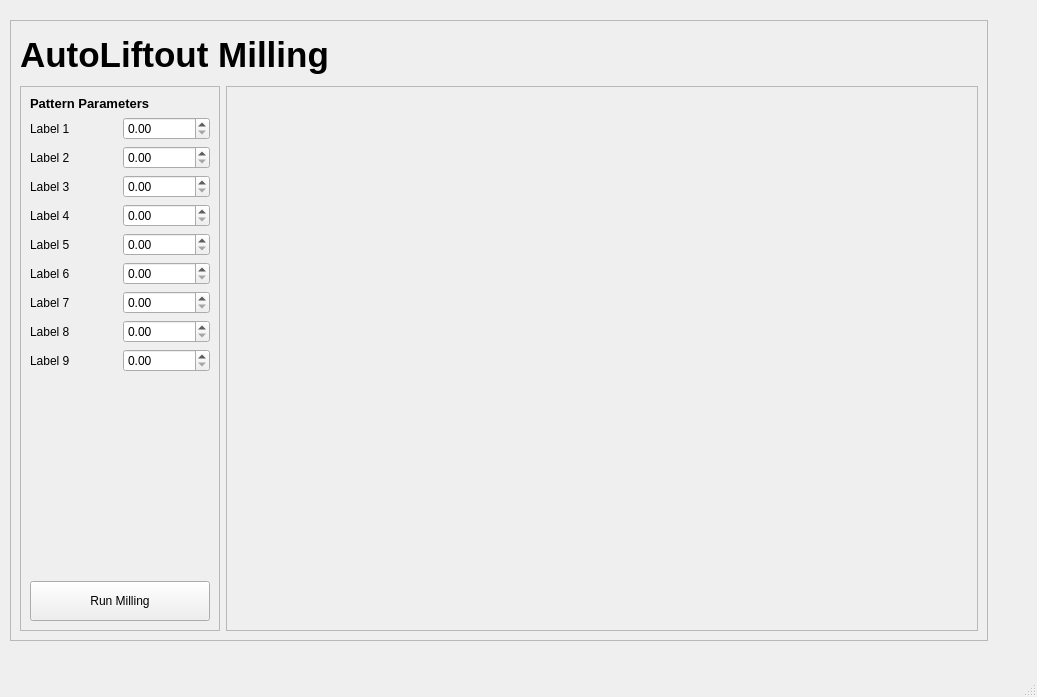
Before: the Qt Designer form liftout/gui/qtdesigner_files/milling.ui in Phaips/autoliftout, drawn with Qt 5.
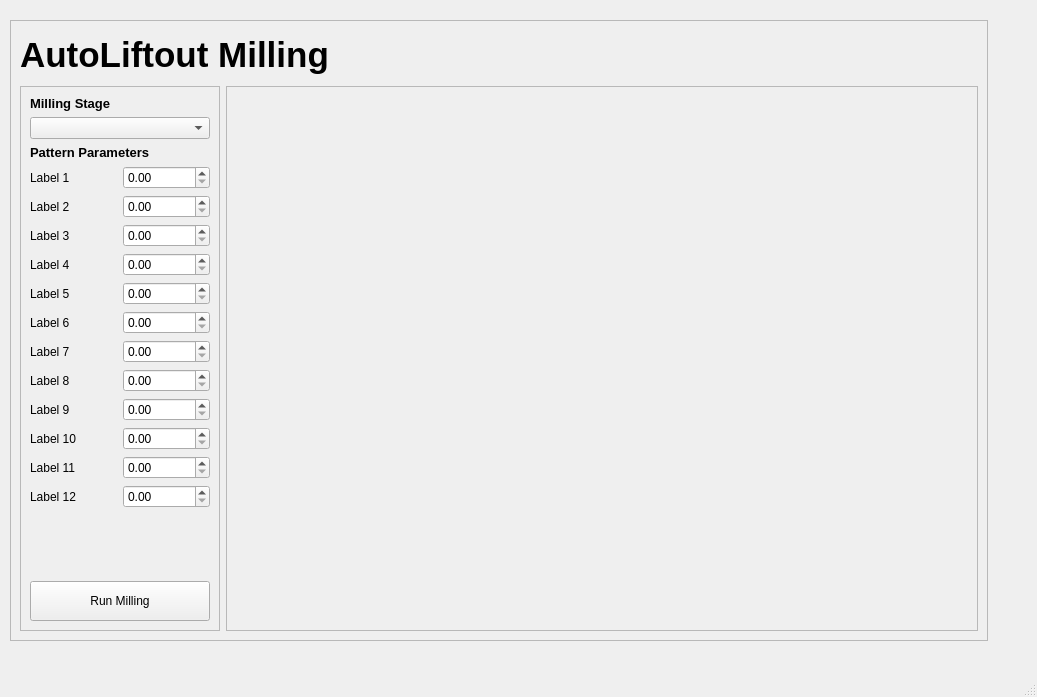
After: the same form once the commit is applied.

Commit message: multi-stage milling updates

```diff
--- a/liftout/gui/qtdesigner_files/milling.ui
+++ b/liftout/gui/qtdesigner_files/milling.ui
@@ -73,80 +73,56 @@
         <property name="verticalSpacing">
          <number>6</number>
         </property>
-        <item row="8" column="0">
-         <widget class="QLabel" name="label_05">
-          <property name="text">
-           <string>Label 5</string>
-          </property>
-         </widget>
+        <item row="20" column="1">
+         <widget class="QDoubleSpinBox" name="doubleSpinBox_11"/>
         </item>
-        <item row="21" column="0" colspan="2">
-         <widget class="QPushButton" name="pushButton_runMilling">
-          <property name="minimumSize">
-           <size>
-            <width>0</width>
-            <height>40</height>
-           </size>
-          </property>
+        <item row="17" column="0">
+         <widget class="QLabel" name="label_09">
           <property name="text">
-           <string>Run Milling</string>
-          </property>
-         </widget>
-        </item>
-        <item row="12" column="1">
-         <widget class="QDoubleSpinBox" name="doubleSpinBox_07"/>
-        </item>
-        <item row="12" column="0">
-         <widget class="QLabel" name="label_07">
-          <property name="text">
-           <string>Label 7</string>
+           <string>Label 9</string>
           </property>
          </widget>
         </item>
         <item row="4" column="1">
-         <widget class="QDoubleSpinBox" name="doubleSpinBox_03"/>
+         <widget class="QDoubleSpinBox" name="doubleSpinBox_01"/>
         </item>
-        <item row="3" column="0">
-         <widget class="QLabel" name="label_02">
-          <property name="text">
-           <string>Label 2</string>
-          </property>
-         </widget>
-        </item>
-        <item row="10" column="0">
-         <widget class="QLabel" name="label_06">
-          <property name="text">
-           <string>Label 6</string>
-          </property>
-         </widget>
-        </item>
-        <item row="6" column="1">
-         <widget class="QDoubleSpinBox" name="doubleSpinBox_04"/>
-        </item>
-        <item row="14" column="0">
+        <item row="16" column="0">
          <widget class="QLabel" name="label_08">
           <property name="text">
            <string>Label 8</string>
           </property>
          </widget>
         </item>
-        <item row="3" column="1">
-         <widget class="QDoubleSpinBox" name="doubleSpinBox_02"/>
-        </item>
-        <item row="2" column="1">
-         <widget class="QDoubleSpinBox" name="doubleSpinBox_01"/>
-        </item>
-        <item row="4" column="0">
-         <widget class="QLabel" name="label_03">
+        <item row="20" column="0">
+         <widget class="QLabel" name="label_11">
           <property name="text">
-           <string>Label 3</string>
+           <string>Label 11</string>
           </property>
          </widget>
         </item>
+        <item row="17" column="1">
+         <widget class="QDoubleSpinBox" name="doubleSpinBox_09"/>
+        </item>
+        <item row="6" column="1">
+         <widget class="QDoubleSpinBox" name="doubleSpinBox_03"/>
+        </item>
         <item row="10" column="1">
-         <widget class="QDoubleSpinBox" name="doubleSpinBox_06"/>
+         <widget class="QDoubleSpinBox" name="doubleSpinBox_05"/>
         </item>
-        <item row="20" column="0" colspan="2">
+        <item row="5" column="1">
+         <widget class="QDoubleSpinBox" name="doubleSpinBox_02"/>
+        </item>
+        <item row="8" column="1">
+         <widget class="QDoubleSpinBox" name="doubleSpinBox_04"/>
+        </item>
+        <item row="5" column="0">
+         <widget class="QLabel" name="label_02">
+          <property name="text">
+           <string>Label 2</string>
+          </property>
+         </widget>
+        </item>
+        <item row="28" column="0" colspan="2">
          <spacer name="verticalSpacer">
           <property name="orientation">
            <enum>Qt::Vertical</enum>
@@ -162,24 +138,84 @@
           </property>
          </spacer>
         </item>
+        <item row="12" column="1">
+         <widget class="QDoubleSpinBox" name="doubleSpinBox_06"/>
+        </item>
+        <item row="22" column="0">
+         <widget class="QLabel" name="label_12">
+          <property name="text">
+           <string>Label 12</string>
+          </property>
+         </widget>
+        </item>
+        <item row="2" column="0" colspan="2">
+         <widget class="QComboBox" name="comboBox_pattern_stage"/>
+        </item>
         <item row="14" column="1">
-         <widget class="QDoubleSpinBox" name="doubleSpinBox_08"/>
+         <widget class="QDoubleSpinBox" name="doubleSpinBox_07"/>
         </item>
-        <item row="2" column="0">
+        <item row="4" column="0">
          <widget class="QLabel" name="label_01">
           <property name="text">
            <string>Label 1</string>
           </property>
          </widget>
         </item>
-        <item row="6" column="0">
-         <widget class="QLabel" name="label_04">
+        <item row="1" column="0">
+         <widget class="QLabel" name="label_header_2">
+          <property name="font">
+           <font>
+            <pointsize>10</pointsize>
+            <weight>75</weight>
+            <bold>true</bold>
+           </font>
+          </property>
           <property name="text">
-           <string>Label 4</string>
+           <string>Milling Stage</string>
           </property>
          </widget>
         </item>
-        <item row="1" column="0" colspan="2">
+        <item row="10" column="0">
+         <widget class="QLabel" name="label_05">
+          <property name="text">
+           <string>Label 5</string>
+          </property>
+         </widget>
+        </item>
+        <item row="14" column="0">
+         <widget class="QLabel" name="label_07">
+          <property name="text">
+           <string>Label 7</string>
+          </property>
+         </widget>
+        </item>
+        <item row="19" column="1">
+         <widget class="QDoubleSpinBox" name="doubleSpinBox_10"/>
+        </item>
+        <item row="19" column="0">
+         <widget class="QLabel" name="label_10">
+          <property name="text">
+           <string>Label 10</string>
+          </property>
+         </widget>
+        </item>
+        <item row="29" column="0" colspan="2">
+         <widget class="QPushButton" name="pushButton_runMilling">
+          <property name="minimumSize">
+           <size>
+            <width>0</width>
+            <height>40</height>
+           </size>
+          </property>
+          <property name="text">
+           <string>Run Milling</string>
+          </property>
+         </widget>
+        </item>
+        <item row="16" column="1">
+         <widget class="QDoubleSpinBox" name="doubleSpinBox_08"/>
+        </item>
+        <item row="3" column="0" colspan="2">
          <widget class="QLabel" name="label_header">
           <property name="font">
            <font>
@@ -193,19 +229,30 @@
           </property>
          </widget>
         </item>
-        <item row="8" column="1">
-         <widget class="QDoubleSpinBox" name="doubleSpinBox_05"/>
+        <item row="8" column="0">
+         <widget class="QLabel" name="label_04">
+          <property name="text">
+           <string>Label 4</string>
+          </property>
+         </widget>
         </item>
-        <item row="15" column="1">
-         <widget class="QDoubleSpinBox" name="doubleSpinBox_09"/>
+        <item row="12" column="0">
+         <widget class="QLabel" name="label_06">
+          <property name="text">
+           <string>Label 6</string>
+          </property>
+         </widget>
         </item>
-        <item row="15" column="0">
-         <widget class="QLabel" name="label_09">
+        <item row="6" column="0">
+         <widget class="QLabel" name="label_03">
           <property name="text">
-           <string>Label 9</string>
+           <string>Label 3</string>
           </property>
          </widget>
         </item>
+        <item row="22" column="1">
+         <widget class="QDoubleSpinBox" name="doubleSpinBox_12"/>
+        </item>
        </layout>
       </widget>
      </item>
```
The commit also changes 3 other files.
